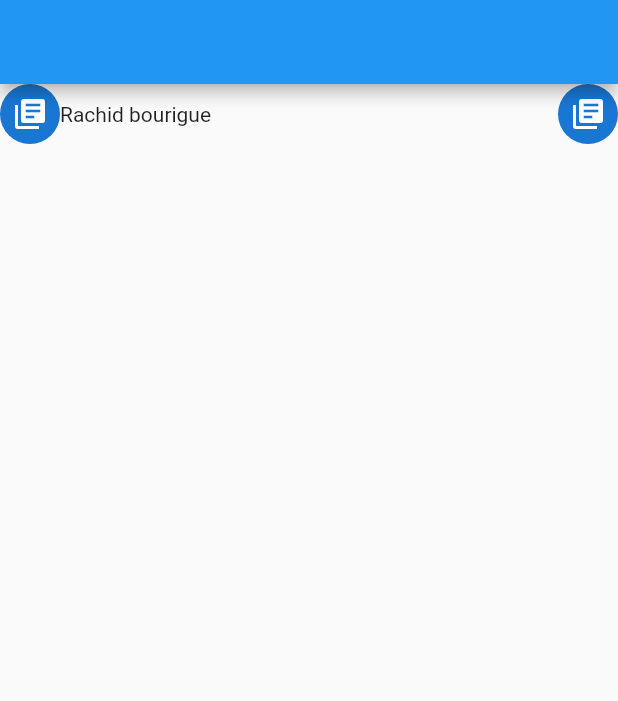
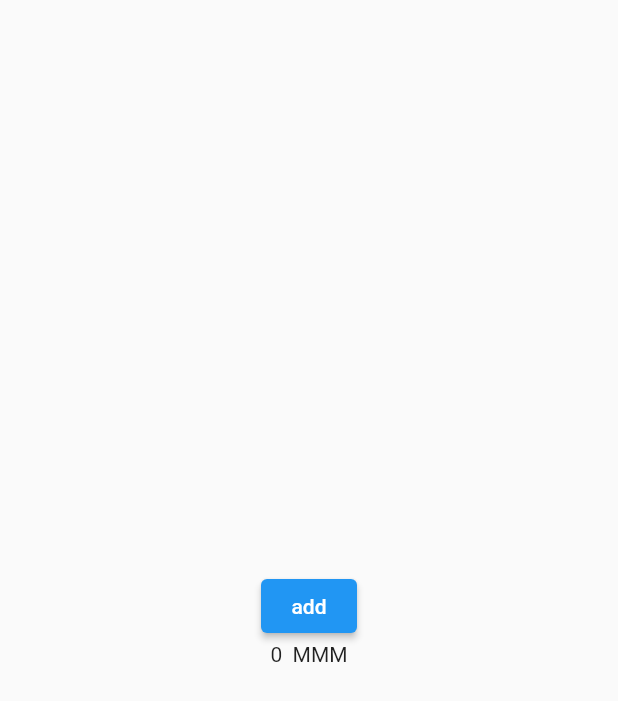
Before and after one commit to bourigue/bmi, a Flutter app: the screen it shows after launch, on a phone screen of 412 x 824 dp. Shown: the top 701 px of the screen. Run offline on Flutter 3.47's test engine with Material 2 defaults, Android fonts, the phone set to English and light mode, and no system bars; our stand-ins replace awesome_snackbar_content, get.

Commit message:
add the first controller int flutter with the function counter

```diff
--- /dev/null
+++ b/lib/controller.dart
@@ -0,0 +1,13 @@
+import 'package:get/get.dart';
+import 'package:get/get_state_manager/get_state_manager.dart';
+
+class Controller extends GetxController{
+
+  int count = 0;
+  increment(){
+
+    count++;
+    update();
+  }
+
+}
--- a/lib/main.dart
+++ b/lib/main.dart
@@ -1,16 +1,18 @@
 import 'package:awesome_snackbar_content/awesome_snackbar_content.dart';
 import 'package:flutter/material.dart';
-import 'package:get/get.dart';
 
-void main() => runApp(GetMaterialApp(home: myapp()));
 
 class myapp extends StatelessWidget{
   @override
   Widget build(BuildContext context) {
     return MaterialApp(
         home:Scaffold(
-      appBar: AppBar(),
-      body:Container(child:Column(children: [InkWell(onTap:(){
+          appBar: AppBar(
+
+          ),
+          body:Container(
+              child:Column(children: [InkWell(
+                  onTap:(){
 
 
                   },
--- /dev/null
+++ b/lib/snackbar.dart
@@ -0,0 +1,39 @@
+import 'package:flutter/cupertino.dart';
+import 'package:flutter/material.dart';
+import 'package:get/get.dart';
+import 'controller.dart';
+void main(){
+  runApp(GetMaterialApp(home: Home()));
+}
+
+class Home extends StatelessWidget {
+
+  @override
+  Widget build(context) {
+
+    // Instantiate your class using Get.put() to make it available for all "child" routes there.
+  //  final Controller c = Get.put(Controller());
+
+    return Scaffold(
+      // Use Obx(()=> to update Text() whenever count is changed.
+
+
+        // Replace the 8 lines Navigator.push by a simple Get.to(). You don't need context
+        body: Column(
+          crossAxisAlignment: CrossAxisAlignment.center,
+          mainAxisAlignment: MainAxisAlignment.center,
+          children: [
+            GetBuilder<Controller>(
+
+                init:Controller(),
+                builder:(c)=>Center(child: ElevatedButton(child: Text("add"),onPressed:(){c.increment();},))),
+
+            GetBuilder<Controller>(
+
+                builder:(c)=>Center(child: Text("${c.count}"+"  MMM")))
+          ],
+        ),
+
+  );
+  }
+}
```
Lines whose indentation alone changed are shown as unchanged.
